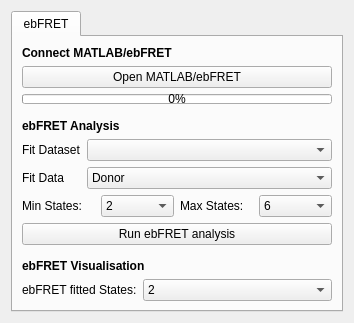
This is src/DeepGapSeq/GUI/fittingwindow_gui.ui in piedrro/DeepGapSeq as Qt 5 draws it before an edit. The edited form follows.
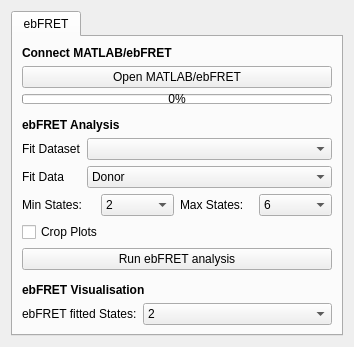
This is the edited form.

```diff
--- a/src/DeepGapSeq/GUI/fittingwindow_gui.ui
+++ b/src/DeepGapSeq/GUI/fittingwindow_gui.ui
@@ -7,7 +7,7 @@
     <x>0</x>
     <y>0</y>
     <width>354</width>
-    <height>323</height>
+    <height>347</height>
    </rect>
   </property>
   <property name="windowTitle">
@@ -216,6 +216,13 @@
          </item>
         </layout>
        </item>
+       <item>
+        <widget class="QCheckBox" name="ebfret_crop_plots">
+         <property name="text">
+          <string>Crop Plots</string>
+         </property>
+        </widget>
+       </item>
        <item>
         <widget class="QPushButton" name="ebfret_run_analysis">
          <property name="sizePolicy">
```
